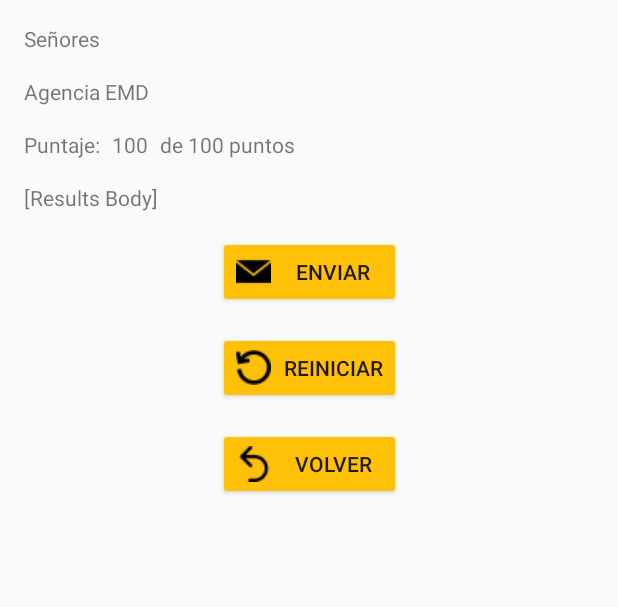
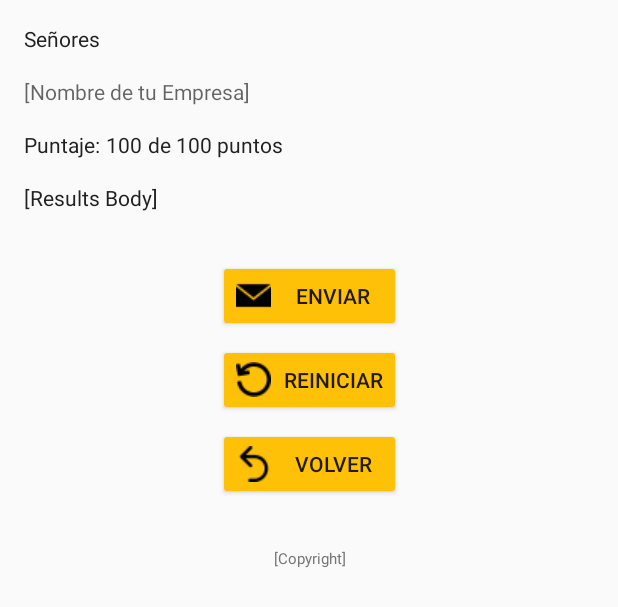
Before and after one commit to davidauza-engineer/Android-AgenciaEMD, an Android app: the layout activity_test_results.xml on its own in the app's theme, with its tools: preview values and no code run, on a phone screen of 412 x 824 dp. Shown: the top 607 px of the screen. Run offline under Robolectric (Android 15) with nearby library versions, the phone set to English and light mode, and no system bars.

Commit message:
TestResults Activity almost done!

```diff
--- a/app/src/main/res/layout/activity_main.xml
+++ b/app/src/main/res/layout/activity_main.xml
@@ -179,7 +179,8 @@
             app:layout_constraintBottom_toBottomOf="parent"
             app:layout_constraintLeft_toLeftOf="parent"
             app:layout_constraintRight_toRightOf="parent"
-            app:layout_constraintTop_toBottomOf="@id/text_tejo" />
+            app:layout_constraintTop_toBottomOf="@id/text_tejo"
+            tools:text="[Copyright]" />
 
     </android.support.constraint.ConstraintLayout>
 
--- a/app/src/main/res/layout/activity_tejo_counter.xml
+++ b/app/src/main/res/layout/activity_tejo_counter.xml
@@ -197,7 +197,8 @@
             app:layout_constraintBottom_toBottomOf="parent"
             app:layout_constraintLeft_toLeftOf="parent"
             app:layout_constraintRight_toRightOf="parent"
-            app:layout_constraintTop_toBottomOf="@id/reset_button" />
+            app:layout_constraintTop_toBottomOf="@id/reset_button"
+            tools:text="[Copyright]" />
 
     </android.support.constraint.ConstraintLayout>
 
--- a/app/src/main/res/layout/activity_test_results.xml
+++ b/app/src/main/res/layout/activity_test_results.xml
@@ -12,68 +12,60 @@
 
         <TextView
             android:id="@+id/to"
-            android:layout_width="wrap_content"
-            android:layout_height="wrap_content"
-            android:layout_marginLeft="16dp"
-            android:layout_marginTop="16dp"
+            style="@style/TextViewsResults"
             android:text="@string/results_to"
             app:layout_constraintLeft_toLeftOf="parent"
             app:layout_constraintTop_toTopOf="parent" />
 
         <TextView
             android:id="@+id/company_name"
-            android:layout_width="wrap_content"
-            android:layout_height="wrap_content"
-            android:layout_marginTop="16dp"
-            app:layout_constraintLeft_toLeftOf="@id/to"
-            app:layout_constraintTop_toBottomOf="@id/to"
+            style="@style/TextViewsResults"
+            android:hint="@string/results_company_name_hint"
             android:paddingRight="16dp"
-            tools:text="Agencia EMD" />
+            app:layout_constraintLeft_toLeftOf="parent"
+            app:layout_constraintTop_toBottomOf="@id/to" />
 
         <TextView
             android:id="@+id/score_text"
-            android:layout_width="wrap_content"
-            android:layout_height="wrap_content"
-            android:layout_marginTop="16dp"
+            style="@style/TextViewsResults"
             android:text="@string/results_score"
-            app:layout_constraintLeft_toLeftOf="@id/to"
+            app:layout_constraintLeft_toLeftOf="parent"
             app:layout_constraintTop_toBottomOf="@id/company_name" />
 
         <TextView
             android:id="@+id/company_score"
-            android:layout_width="wrap_content"
-            android:layout_height="wrap_content"
-            android:layout_marginLeft="8dp"
+            style="@style/TextViewsResults"
+            android:layout_marginLeft="4dp"
+            android:layout_marginTop="0dp"
             app:layout_constraintLeft_toRightOf="@id/score_text"
             app:layout_constraintTop_toTopOf="@id/score_text"
             tools:text="100" />
 
         <TextView
-            android:layout_width="wrap_content"
-            android:layout_height="wrap_content"
-            android:layout_marginLeft="8dp"
+            style="@style/TextViewsResults"
+            android:layout_marginLeft="4dp"
+            android:layout_marginTop="0dp"
             android:text="@string/results_total_score"
             app:layout_constraintLeft_toRightOf="@id/company_score"
             app:layout_constraintTop_toTopOf="@id/score_text" />
 
         <TextView
             android:id="@+id/results_body"
+            style="@style/TextViewsResults"
             android:layout_width="0dp"
-            android:layout_height="wrap_content"
-            android:layout_marginTop="16dp"
             android:layout_marginRight="16dp"
-            app:layout_constraintLeft_toLeftOf="@id/to"
+            app:layout_constraintLeft_toLeftOf="parent"
             app:layout_constraintRight_toRightOf="parent"
             app:layout_constraintTop_toBottomOf="@id/score_text"
             tools:text="[Results Body]" />
 
         <Button
             android:id="@+id/send_button"
+            style="@style/ButtonsResults"
             android:layout_width="0dp"
-            android:layout_height="wrap_content"
-            android:layout_marginTop="16dp"
+            android:layout_marginTop="32dp"
             android:drawableLeft="@drawable/envelope"
-            android:drawablePadding="8dp"
+            android:onClick="sendTestResults"
             android:text="@string/results_send"
             app:layout_constraintLeft_toLeftOf="@id/reset_button"
             app:layout_constraintRight_toRightOf="@id/reset_button"
@@ -81,11 +73,8 @@
 
         <Button
             android:id="@+id/reset_button"
-            android:layout_width="wrap_content"
-            android:layout_height="wrap_content"
-            android:layout_marginTop="16dp"
+            style="@style/ButtonsResults"
             android:drawableLeft="@drawable/reset"
-            android:drawablePadding="8dp"
             android:text="@string/results_reset"
             app:layout_constraintLeft_toLeftOf="parent"
             app:layout_constraintRight_toRightOf="parent"
@@ -93,11 +82,10 @@
 
         <Button
             android:id="@+id/back_button"
+            style="@style/ButtonsResults"
             android:layout_width="0dp"
-            android:layout_height="wrap_content"
-            android:layout_marginTop="16dp"
             android:drawableLeft="@drawable/undo"
-            android:drawablePadding="8dp"
+            android:onClick="goBack"
             android:text="@string/results_back"
             app:layout_constraintLeft_toLeftOf="@id/reset_button"
             app:layout_constraintRight_toRightOf="@id/reset_button"
@@ -107,9 +95,9 @@
             android:id="@+id/copyright"
             android:layout_width="wrap_content"
             android:layout_height="wrap_content"
-            android:layout_marginLeft="16dp"
-            android:layout_marginTop="40dp"
-            android:layout_marginRight="16dp"
+            android:layout_marginLeft="48dp"
+            android:layout_marginTop="32dp"
+            android:layout_marginRight="48dp"
             android:layout_marginBottom="16dp"
             android:gravity="center_horizontal"
             android:textColor="@color/colorSecondaryText"
@@ -118,7 +106,8 @@
             app:layout_constraintBottom_toBottomOf="parent"
             app:layout_constraintLeft_toLeftOf="parent"
             app:layout_constraintRight_toRightOf="parent"
-            app:layout_constraintTop_toBottomOf="@id/back_button" />
+            app:layout_constraintTop_toBottomOf="@id/back_button"
+            tools:text="[Copyright]" />
 
     </android.support.constraint.ConstraintLayout>
 </ScrollView>
--- a/app/src/main/res/values/styles.xml
+++ b/app/src/main/res/values/styles.xml
@@ -110,4 +110,23 @@
         <item name="colorButtonNormal">@color/colorAccent</item>
     </style>
 
+    <!-- Style for the TextViews of the TestResults Activity -->
+    <style name="TextViewsResults">
+        <item name="android:layout_width">wrap_content</item>
+        <item name="android:layout_height">wrap_content</item>
+        <item name="android:layout_marginLeft">16dp</item>
+        <item name="android:layout_marginTop">16dp</item>
+        <item name="android:textAppearance">?android:textAppearanceSmall</item>
+        <item name="android:textColor">@color/colorPrimaryText</item>
+    </style>
+
+    <!-- Style for the Buttons of TestResults Activity -->
+    <style name="ButtonsResults">
+        <item name="android:layout_width">wrap_content</item>
+        <item name="android:layout_height">wrap_content</item>
+        <item name="android:textAllCaps">true</item>
+        <item name="android:layout_marginTop">8dp</item>
+        <item name="android:drawablePadding">8dp</item>
+    </style>
+
 </resources>
```
Also changed, not shown: app/src/main/java/engineer/davidauza/agenciaemd/MainActivity.java (+11 -11 lines), app/src/main/java/engineer/davidauza/agenciaemd/TejoCounter.java (+6 -10 lines), app/src/main/java/engineer/davidauza/agenciaemd/TestResults.java (+207 -120 lines), app/src/main/res/values/strings.xml (+35 -1 lines).
